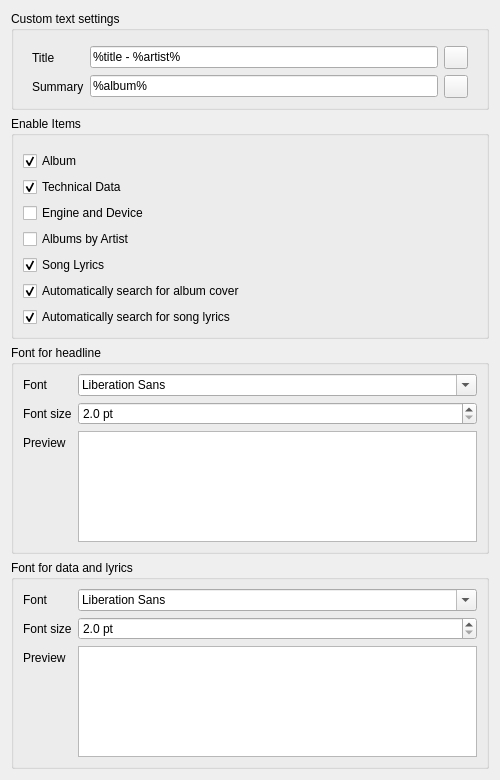
Above: src/settings/contextsettingspage.ui from strawberrymusicplayer/strawberry before the change. Below: the same form after it.
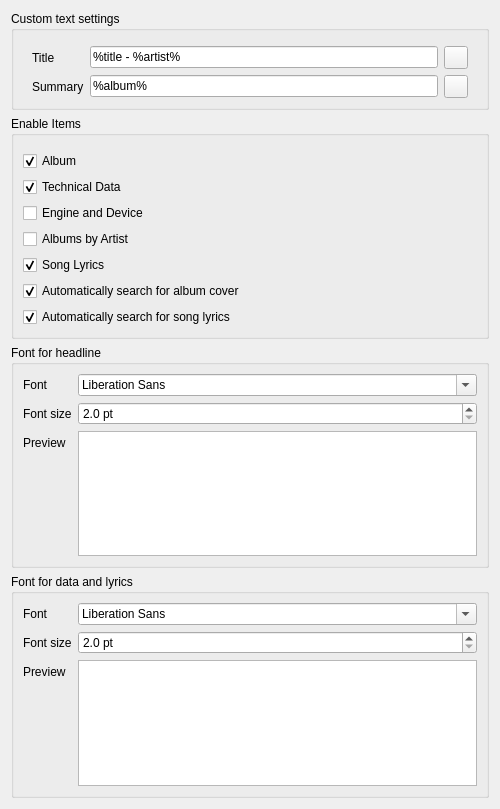
That is the form after the change.

The edit to the form file:
```diff
--- a/src/settings/contextsettingspage.ui
+++ b/src/settings/contextsettingspage.ui
@@ -7,7 +7,7 @@
     <x>0</x>
     <y>0</y>
     <width>500</width>
-    <height>780</height>
+    <height>809</height>
    </rect>
   </property>
   <property name="windowTitle">
```
